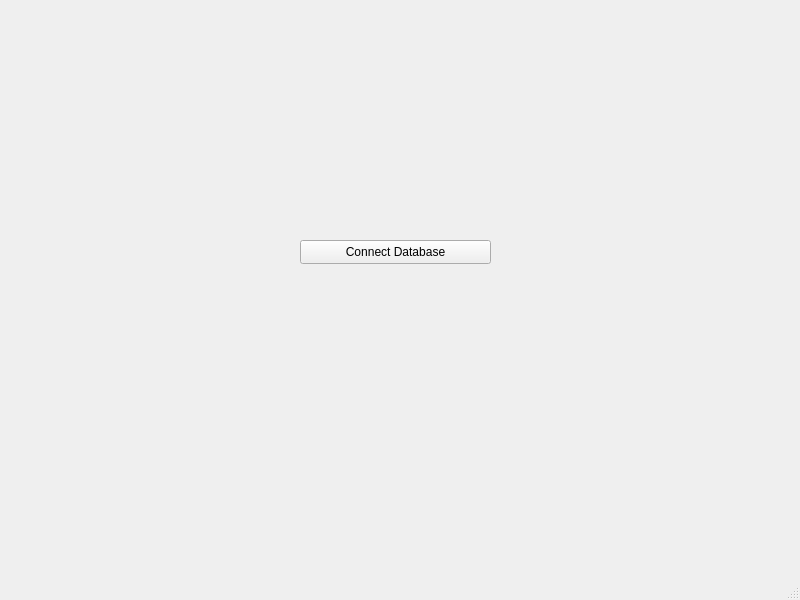
ColtProger/Qt_section, file Qt_design/mainwindow.ui: the form before one commit.
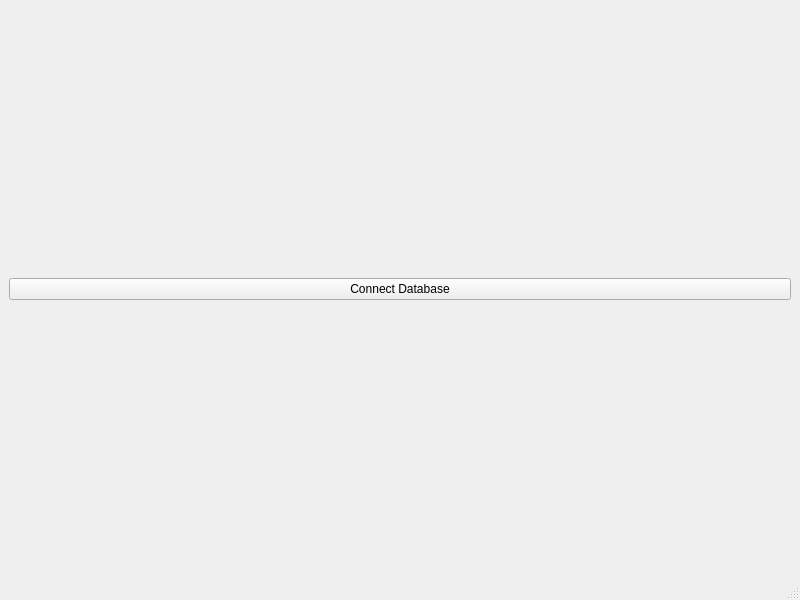
The form after the commit.

What changed in the file:
```diff
--- a/Qt_design/mainwindow.ui
+++ b/Qt_design/mainwindow.ui
@@ -14,19 +14,19 @@
    <string>MainWindow</string>
   </property>
   <widget class="QWidget" name="centralwidget">
+   <layout class="QVBoxLayout" name="verticalLayout_3">
+    <item>
+     <layout class="QVBoxLayout" name="verticalLayout_2">
+      <item>
    <widget class="QPushButton" name="DBconnection">
-    <property name="geometry">
-     <rect>
-      <x>300</x>
-      <y>240</y>
-      <width>191</width>
-      <height>24</height>
-     </rect>
-    </property>
     <property name="text">
      <string>Connect Database</string>
     </property>
    </widget>
+      </item>
+     </layout>
+    </item>
+   </layout>
   </widget>
   <widget class="QMenuBar" name="menubar">
    <property name="geometry">
```
Left out of the diff: 19 changed lines with no effect on the pictures. Lines whose indentation alone changed are shown as unchanged.
